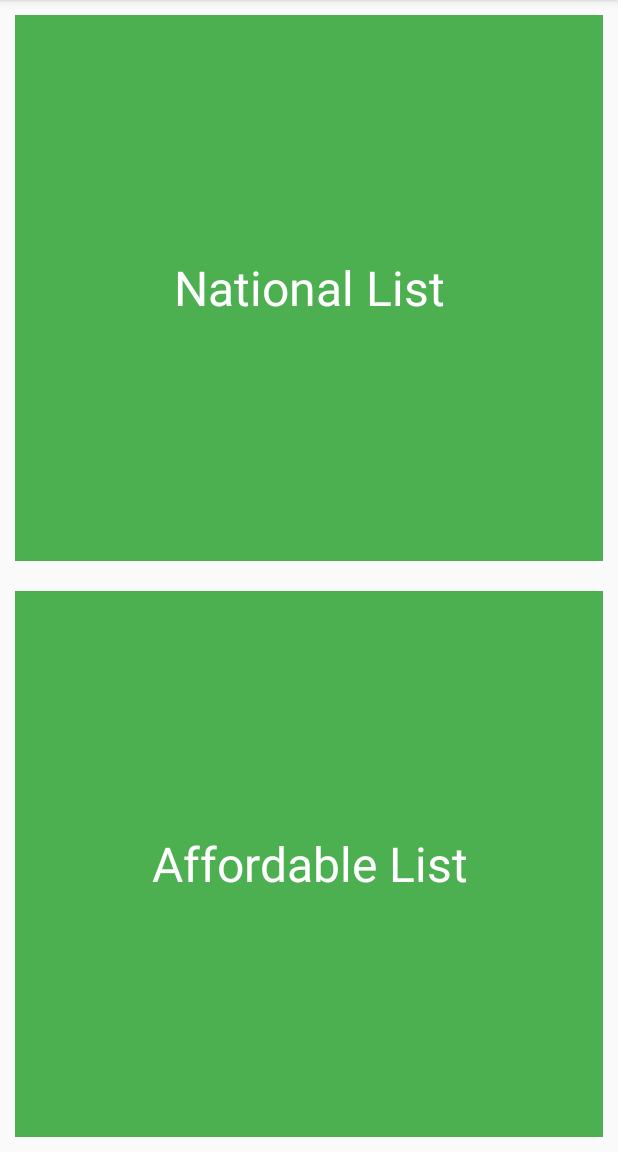
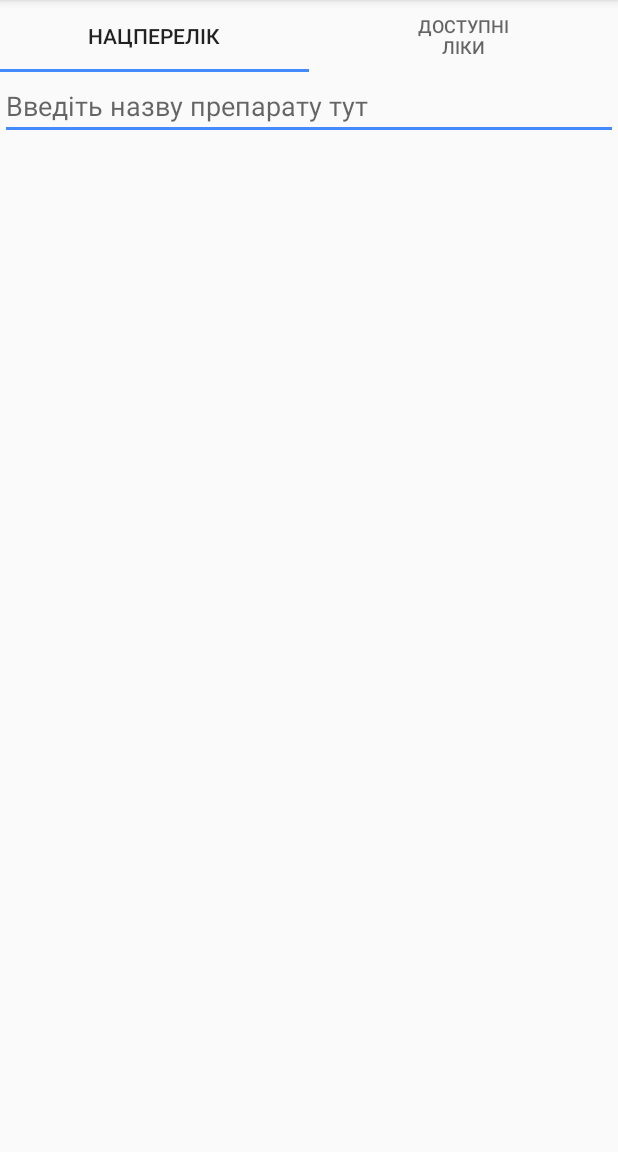
Before and after one commit to kornden/UkrDrugs, an Android app: the screen it shows after launch (MainActivity), on a phone screen of 412 x 824 dp, the part 84-1236 px from its top. Run offline under Robolectric (Android 15) with nearby library versions, the phone set to English and light mode, and no system bars.

Commit message:
Refactor into Fragments design

```diff
--- a/app/build.gradle
+++ b/app/build.gradle
@@ -26,5 +26,7 @@ dependencies {
     })
     compile 'com.android.support:appcompat-v7:26.+'
     compile 'com.android.support.constraint:constraint-layout:1.0.2'
+    compile 'com.android.support:support-v4:26.+'
+    compile 'com.android.support:design:26.+'
     testCompile 'junit:junit:4.12'
 }
--- a/app/src/main/AndroidManifest.xml
+++ b/app/src/main/AndroidManifest.xml
@@ -16,12 +16,6 @@
                 <category android:name="android.intent.category.LAUNCHER" />
             </intent-filter>
         </activity>
-        <activity android:name=".AffordableDrugs"
-            android:label="@string/affordable_list"
-            android:parentActivityName=".MainActivity"/>
-        <activity android:name=".NationalList"
-            android:label="@string/national_list"
-            android:parentActivityName=".MainActivity"></activity>
     </application>
 
 </manifest>
--- a/app/src/main/java/com/kornden/ukrdrugs/AffordableDrugs.java
+++ b/app/src/main/java/com/kornden/ukrdrugs/AffordableDrugsFragment.java
@@ -1,30 +1,33 @@
 package com.kornden.ukrdrugs;
 
-import android.support.v7.app.AppCompatActivity;
 import android.os.Bundle;
+import android.support.annotation.Nullable;
+import android.support.v4.app.Fragment;
 import android.text.Editable;
 import android.text.TextWatcher;
+import android.view.LayoutInflater;
+import android.view.View;
+import android.view.ViewGroup;
 import android.widget.EditText;
 import android.widget.ListView;
 
 import java.util.ArrayList;
 
 /**
- * Affordable Drugs (in ukrainian "Доступні ліки"), Ukrainian goverment program to make drugs for
- * Cardiac diseases, bronchial asthma and Diabetes mellitus type 2  cheaper or, in some cases - free.
- * The goal of this code - to find and display INN of drugs.
- * <p>
- * TODO: need to import Apache POI and create Drug objects from excel files.
+ * Created by kornd on 20-Aug-17.
  */
 
+public class AffordableDrugsFragment extends Fragment {
+    public AffordableDrugsFragment() {
+        super();
+    }
 
-public class AffordableDrugs extends AppCompatActivity {
+    @Nullable
+    @Override
 
-    @Override
-    protected void onCreate(Bundle savedInstanceState) {
-        super.onCreate(savedInstanceState);
-        setContentView(R.layout.drug_search);
-        EditText searchText = (EditText) findViewById(R.id.search_text);
+    public View onCreateView(LayoutInflater inflater, @Nullable ViewGroup container, @Nullable Bundle savedInstanceState) {
+       final View rootView =  inflater.inflate(R.layout.drug_search, container,false);
+        EditText searchText = (EditText) rootView.findViewById(R.id.search_text);
         final ArrayList<Drug> drugs = new ArrayList<>();
         drugs.add(new Drug("Аміодарон", "Amiodarone", "200mg"));
         drugs.add(new Drug("Амлодипін", "Amlodipine", "5mg, 10mg"));
@@ -57,22 +60,20 @@ public class AffordableDrugs extends AppCompatActivity {
 
             @Override
             public void onTextChanged(CharSequence charSequence, int i, int i1, int i2) {
-                ArrayList<Drug> displayDrugs = new ArrayList<Drug>();
-                //check if EditText view has anything typed in, and if hasn`t - clear displayDrugs
-                if (charSequence == "") {
+                ArrayList<Drug> displayDrugs = new ArrayList<Drug>(drugs);
+                if (charSequence != "") {
                     displayDrugs.clear();
-                } else if (charSequence != "") {
                     for (Drug drug : drugs) {
                         //compare input of EditText view to begining of Drug's name and if it`s true -
                         // add this Drug object to displayDrugs List
                         if (drug.getName().toLowerCase().startsWith(
-                                charSequence.toString().toLowerCase()) && (charSequence != "")) {
+                                charSequence.toString().toLowerCase())) {
                             displayDrugs.add(drug);
                         }
                     }
                 }
-                ListView listView = (ListView) findViewById(R.id.search_result);
-                DrugArrayAdapter drugAdapt = new DrugArrayAdapter(AffordableDrugs.this, displayDrugs);
+                ListView listView = (ListView) rootView.findViewById(R.id.search_result);
+                DrugArrayAdapter drugAdapt = new DrugArrayAdapter(getActivity(), displayDrugs);
                 listView.setAdapter(drugAdapt);
             }
 
@@ -81,6 +82,7 @@ public class AffordableDrugs extends AppCompatActivity {
 
             }
         });
+        return rootView;
+    }
 
-    }
 }
--- /dev/null
+++ b/app/src/main/java/com/kornden/ukrdrugs/DrugFragmentPagerAdapter.java
@@ -0,0 +1,38 @@
+package com.kornden.ukrdrugs;
+
+import android.support.v4.app.Fragment;
+import android.support.v4.app.FragmentManager;
+import android.support.v4.app.FragmentPagerAdapter;
+
+/**
+ * Created by kornd on 20-Aug-17.
+ */
+
+public class DrugFragmentPagerAdapter extends FragmentPagerAdapter {
+    private String[] tabTitles = {"нацперелік", "Доступні\nліки"};
+    public DrugFragmentPagerAdapter(FragmentManager fm) {
+        super(fm);
+    }
+
+    @Override
+    public Fragment getItem(int position) {
+        switch (position) {
+            default:
+                return new NationalListFragment();
+            case 1:
+                return new AffordableDrugsFragment();
+
+        }
+
+    }
+
+    @Override
+    public int getCount() {
+        return 2;
+    }
+
+    @Override
+    public CharSequence getPageTitle(int position) {
+        return tabTitles[position];
+    }
+}
--- a/app/src/main/java/com/kornden/ukrdrugs/MainActivity.java
+++ b/app/src/main/java/com/kornden/ukrdrugs/MainActivity.java
@@ -1,9 +1,12 @@
 package com.kornden.ukrdrugs;
 
 import android.content.Intent;
+import android.support.design.widget.TabLayout;
+import android.support.v4.view.ViewPager;
 import android.support.v7.app.AppCompatActivity;
 import android.os.Bundle;
 import android.view.View;
+import android.widget.TableLayout;
 import android.widget.TextView;
 
 public class MainActivity extends AppCompatActivity {
@@ -12,21 +15,10 @@ public class MainActivity extends AppCompatActivity {
     protected void onCreate(Bundle savedInstanceState) {
         super.onCreate(savedInstanceState);
         setContentView(R.layout.activity_main);
-        TextView nationalList = (TextView) findViewById(R.id.national_list_link);
-        nationalList.setOnClickListener(new View.OnClickListener() {
-            @Override
-            public void onClick(View view) {
-                Intent natList = new Intent(MainActivity.this, NationalList.class);
-                startActivity(natList);
-            }
-        });
-        TextView availableDrugs = (TextView) findViewById(R.id.affordable_drugs_link);
-        availableDrugs.setOnClickListener(new View.OnClickListener() {
-            @Override
-            public void onClick(View view) {
-                Intent affordDrugs = new Intent(MainActivity.this, AffordableDrugs.class);
-                startActivity(affordDrugs);
-            }
-        });
+        ViewPager viewPager = (ViewPager) findViewById(R.id.viewpager);
+        DrugFragmentPagerAdapter drugFragmentPagerAdapter = new DrugFragmentPagerAdapter(getSupportFragmentManager());
+        viewPager.setAdapter(drugFragmentPagerAdapter);
+        TabLayout tabLayout = (TabLayout) findViewById(R.id.sliding_tabs);
+        tabLayout.setupWithViewPager(viewPager);
     }
 }
--- /dev/null
+++ b/app/src/main/java/com/kornden/ukrdrugs/NationalListFragment.java
@@ -0,0 +1,31 @@
+package com.kornden.ukrdrugs;
+
+
+import android.os.Bundle;
+import android.support.v4.app.Fragment;
+import android.view.LayoutInflater;
+import android.view.View;
+import android.view.ViewGroup;
+import android.widget.EditText;
+import android.widget.TextView;
+
+/**
+ * A simple {@link Fragment} subclass.
+ */
+public class NationalListFragment extends Fragment {
+
+
+    public NationalListFragment() {
+        super();
+    }
+
+
+    @Override
+    public View onCreateView(LayoutInflater inflater, ViewGroup container,
+                             Bundle savedInstanceState) {
+        final View rootView =  inflater.inflate(R.layout.drug_search, container,false);
+        EditText searchText = (EditText) rootView.findViewById(R.id.search_text);
+        return rootView;
+    }
+
+}
--- a/app/src/main/res/layout/activity_main.xml
+++ b/app/src/main/res/layout/activity_main.xml
@@ -9,27 +9,16 @@
 
     tools:context="com.kornden.ukrdrugs.MainActivity">
 
-    <TextView
-        android:id="@+id/national_list_link"
-        android:layout_width="match_parent"
-        android:layout_height="0dp"
-        android:text="@string/national_list"
-        android:textSize="32dp"
-        android:gravity="center"
-        android:background="#4caf50"
-        android:textColor="#FFF"
-        android:layout_margin="10dp"
-        android:layout_weight="1"/>
-    <TextView
-        android:id="@+id/affordable_drugs_link"
-        android:layout_width="match_parent"
-        android:layout_height="0dp"
-        android:text="@string/affordable_list"
-        android:textSize="32dp"
-        android:gravity="center"
-        android:background="#4caf50"
-        android:textColor="#FFF"
-        android:layout_margin="10dp"
-        android:layout_weight="1"/>
+   <android.support.design.widget.TabLayout
+    android:id="@+id/sliding_tabs"
+    android:layout_width="match_parent"
+    android:layout_height="wrap_content"
+    app:tabMode="fixed"/>
+
+   <android.support.v4.view.ViewPager
+       android:id="@+id/viewpager"
+       android:layout_height="match_parent"
+       android:layout_width="match_parent"
+       />
 
 </LinearLayout>
--- a/app/src/main/res/layout/drug_search.xml
+++ b/app/src/main/res/layout/drug_search.xml
@@ -4,7 +4,6 @@
     xmlns:tools="http://schemas.android.com/tools"
     android:layout_width="match_parent"
     android:layout_height="match_parent"
-    tools:context="com.kornden.ukrdrugs.AffordableDrugs"
     android:orientation="vertical">
     <EditText
         android:id="@+id/search_text"
--- a/app/src/main/res/values/strings.xml
+++ b/app/src/main/res/values/strings.xml
@@ -3,4 +3,7 @@
     <string name="latin_name">Latin: </string>
     <string name="affordable_list">Affordable List</string>
     <string name="national_list">National List</string>
+
+    <!-- TODO: Remove or change this placeholder text -->
+    <string name="hello_blank_fragment">Hello blank fragment</string>
 </resources>
--- a/build.gradle
+++ b/build.gradle
@@ -3,6 +3,7 @@
 buildscript {
     repositories {
         jcenter()
+        maven { url "https://maven.google.com" }
     }
     dependencies {
         classpath 'com.android.tools.build:gradle:2.3.3'
```
Also changed, not shown: app/src/main/java/com/kornden/ukrdrugs/NationalList.java (deleted, +0 -13 lines).
